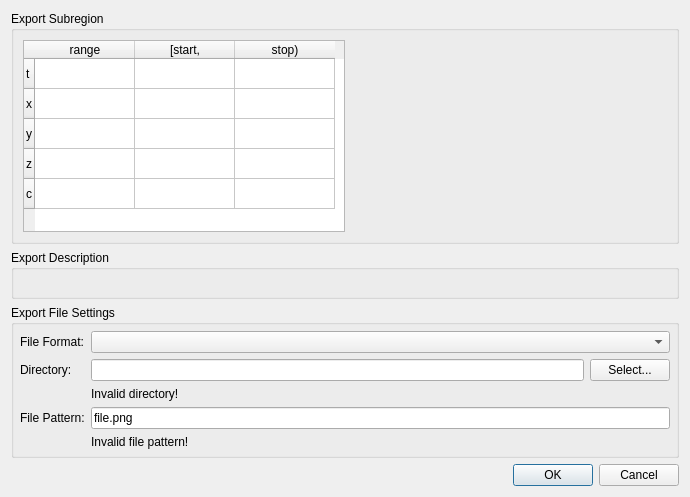
Old version of the form volumina/widgets/wysiwygExportOptionsDlg.ui in the repository ilastik/volumina.
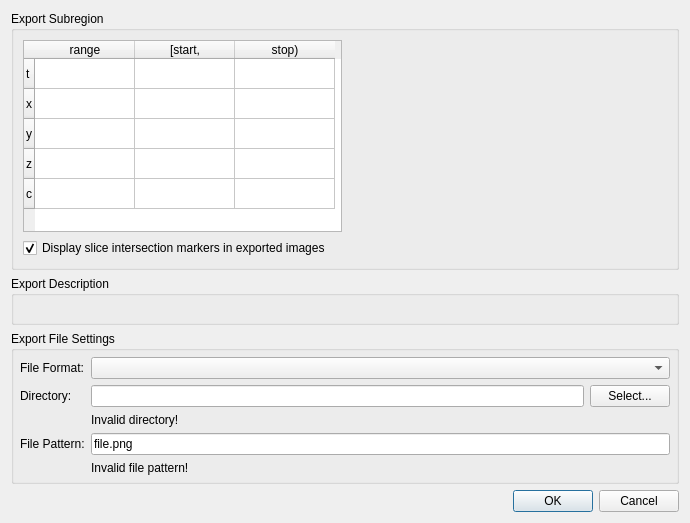
New version of the form. Custom widgets are drawn as their Qt base class.

Commit message: Wysiwyg export working properly in all tested ilastik applets

```diff
--- a/volumina/widgets/wysiwygExportOptionsDlg.ui
+++ b/volumina/widgets/wysiwygExportOptionsDlg.ui
@@ -11,7 +11,7 @@
    </rect>
   </property>
   <property name="sizePolicy">
-   <sizepolicy hsizetype="Preferred" vsizetype="Minimum">
+   <sizepolicy hsizetype="Preferred" vsizetype="Preferred">
     <horstretch>0</horstretch>
     <verstretch>0</verstretch>
    </sizepolicy>
@@ -34,8 +34,8 @@
      <property name="checkable">
       <bool>false</bool>
      </property>
-     <layout class="QHBoxLayout" name="horizontalLayout">
-      <item>
+     <layout class="QGridLayout" name="gridLayout_2">
+      <item row="0" column="0">
        <widget class="SubregionRoiWidget" name="roiWidget">
         <property name="sizePolicy">
          <sizepolicy hsizetype="MinimumExpanding" vsizetype="Minimum">
@@ -94,14 +94,11 @@
         </column>
        </widget>
       </item>
-      <item>
+      <item row="0" column="1">
        <spacer name="horizontalSpacer">
         <property name="orientation">
          <enum>Qt::Horizontal</enum>
         </property>
-        <property name="sizeType">
-         <enum>QSizePolicy::Expanding</enum>
-        </property>
         <property name="sizeHint" stdset="0">
          <size>
           <width>40</width>
@@ -110,6 +107,16 @@
         </property>
        </spacer>
       </item>
+      <item row="1" column="0" colspan="2">
+       <widget class="QCheckBox" name="displayMarkersCheckbox">
+        <property name="text">
+         <string>Display slice intersection markers in exported images</string>
+        </property>
+        <property name="checked">
+         <bool>true</bool>
+        </property>
+       </widget>
+      </item>
      </layout>
     </widget>
    </item>
```
The commit also changes 2 other files.
